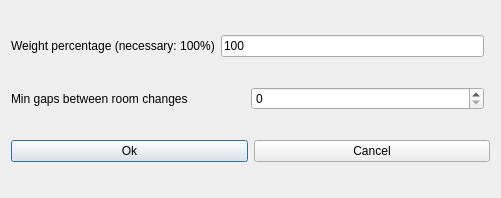
This is fet/src/interface/modifyconstraintteachersmingapsbetweenroomchangesform_template.ui in vonmecheln/fet as Qt 5 draws it before an edit. The edited form follows.
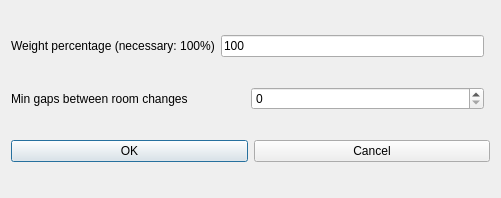
This is the edited form.

Diff of the .ui file:
```diff
--- a/fet/src/interface/modifyconstraintteachersmingapsbetweenroomchangesform_template.ui
+++ b/fet/src/interface/modifyconstraintteachersmingapsbetweenroomchangesform_template.ui
@@ -46,7 +46,7 @@
      <item>
       <widget class="QPushButton" name="okPushButton">
        <property name="text">
-        <string>Ok</string>
+        <string>OK</string>
        </property>
       </widget>
      </item>
```
